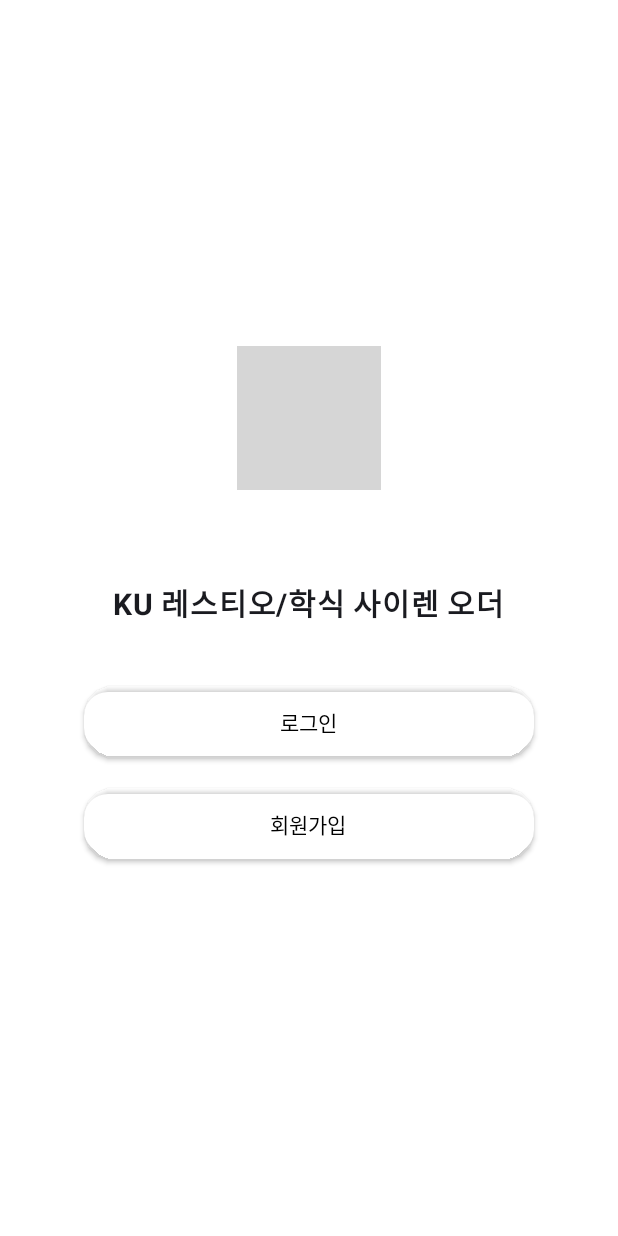
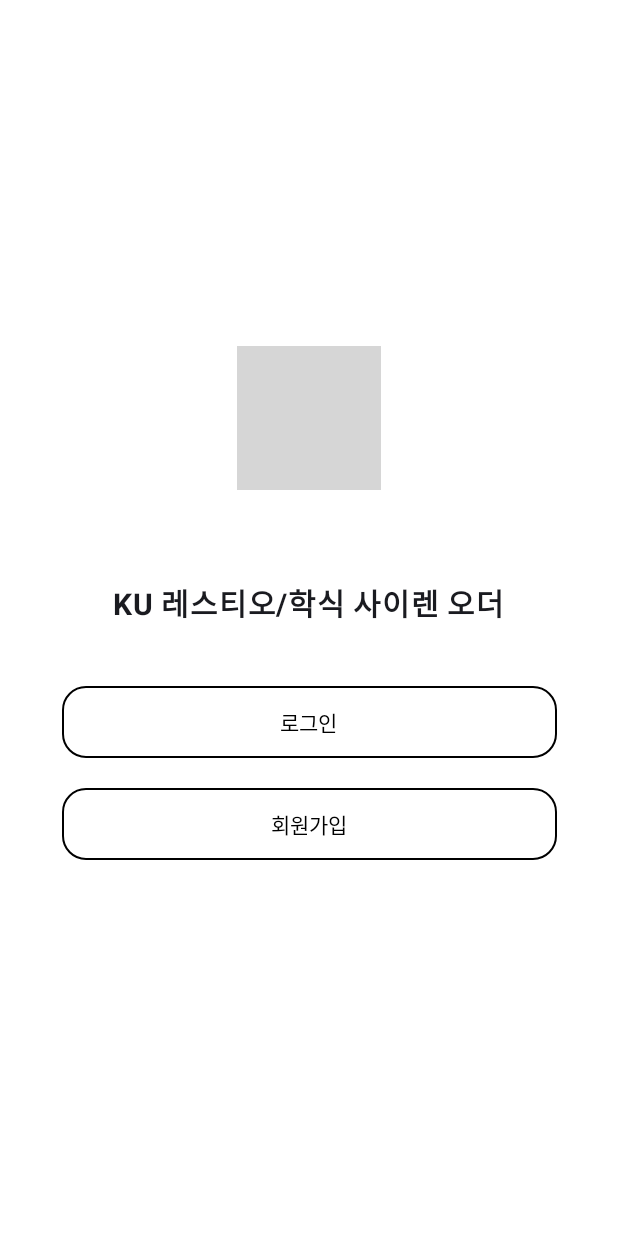
Before and after one commit to ksg1227/KU_Siren_Order, an Android app built with Jetpack Compose: the screen it shows after launch (MainActivity), on a phone screen of 412 x 824 dp. Run offline under Robolectric (Android 15) with nearby library versions, the phone set to English and light mode, and no system bars; grey boxes are pictures that could not be loaded.

Commit message:
버튼 수정

```diff
--- a/app/build.gradle.kts
+++ b/app/build.gradle.kts
@@ -64,6 +64,8 @@ dependencies {
     implementation(libs.material3)
     implementation(libs.androidx.lifecycle.viewmodel.compose)
     implementation(libs.androidx.navigation.compose)
+
+
     testImplementation(libs.junit)
     androidTestImplementation(libs.androidx.junit)
     androidTestImplementation(libs.androidx.espresso.core)
--- a/app/src/main/java/com/example/teamproject/Screen/StartScreen.kt
+++ b/app/src/main/java/com/example/teamproject/Screen/StartScreen.kt
@@ -1,6 +1,7 @@
 package com.example.teamproject.Screen
 
 import androidx.compose.foundation.Image
+import androidx.compose.foundation.border
 import androidx.compose.foundation.layout.Arrangement
 import androidx.compose.foundation.layout.Column
 import androidx.compose.foundation.layout.fillMaxSize
@@ -48,8 +49,8 @@ fun StartScreen(navController: NavHostController) {
             shape = RoundedCornerShape(16.dp),
             modifier = Modifier
                 .padding(bottom = 20.dp)
-                .width(300.dp)
-                .shadow(2.dp, RoundedCornerShape(20.dp))
+                .border(1.dp, Color.Black, shape = RoundedCornerShape(16.dp))
+                .width(330.dp)
         ) {
             Text(text = "로그인")
         }
@@ -63,8 +64,8 @@ fun StartScreen(navController: NavHostController) {
             shape = RoundedCornerShape(16.dp),
             modifier = Modifier
                 .padding(bottom = 20.dp)
-                .width(300.dp)
-                .shadow(2.dp, RoundedCornerShape(20.dp))
+                .border(1.dp, Color.Black, shape = RoundedCornerShape(16.dp))
+                .width(330.dp)
         ) {
             Text(text = "회원가입")
         }
--- a/gradle/libs.versions.toml
+++ b/gradle/libs.versions.toml
@@ -14,6 +14,10 @@ material3 = "1.3.0-beta01"
 lifecycleViewmodel = "2.8.0"
 lifecycleViewmodelCompose = "2.8.0"
 navigationCompose = "2.8.0-alpha08"
+naverMapCompose = "1.7.0"
+playServicesLocation = "21.2.0"
+naverMapLocation = "21.0.2"
+mapSdkVersion = "3.18.0"
 
 [libraries]
 androidx-core-ktx = { group = "androidx.core", name = "core-ktx", version.ref = "coreKtx" }
--- a/settings.gradle.kts
+++ b/settings.gradle.kts
@@ -16,6 +16,9 @@ dependencyResolutionManagement {
     repositories {
         google()
         mavenCentral()
+        maven{
+            url = uri("https://repository.map.naver.com/archive/maven")
+        }
     }
 }
 
```
